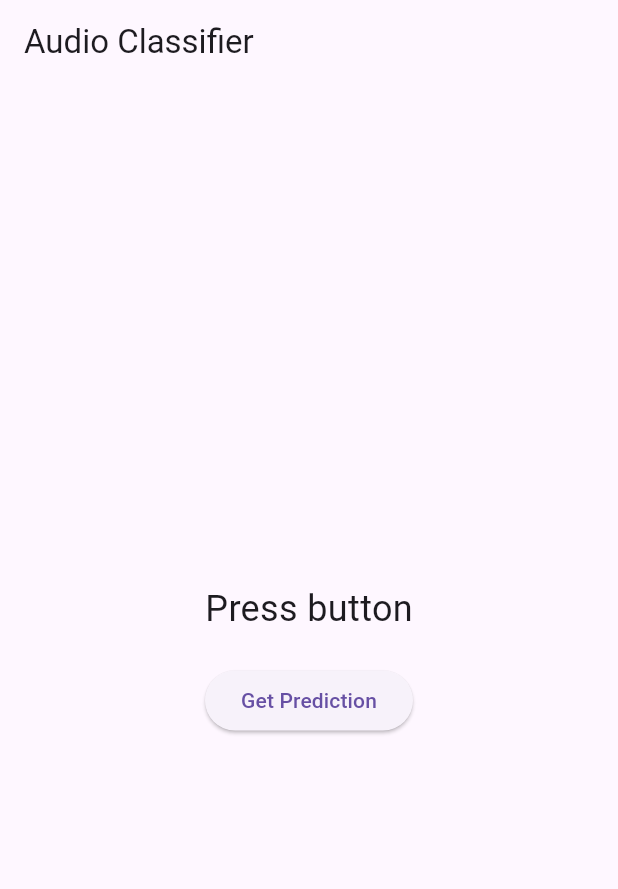
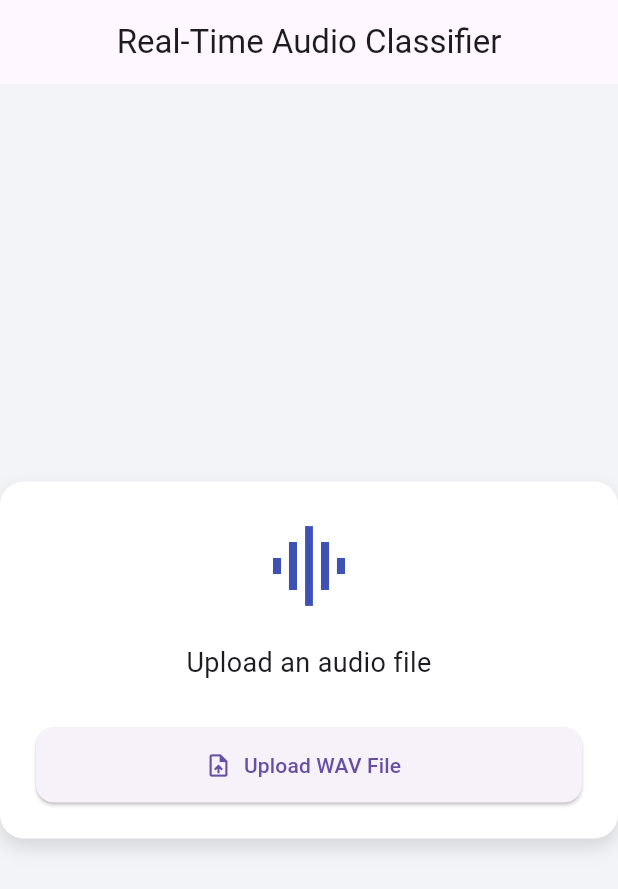
Before and after one commit to Sathmi1234/Audio-Classifier, a Flutter app: the screen it shows after launch, on a phone screen of 412 x 824 dp. Shown: the top 889 px of the screen. Run offline on Flutter 3.47's test engine with Material 3 defaults, Android fonts, the phone set to English and light mode, and no system bars; our stand-ins replace file_picker.

Commit message:
feat: Implement audio file upload in frontend

```diff
--- a/audio_classifier_app/lib/main.dart
+++ b/audio_classifier_app/lib/main.dart
@@ -1,6 +1,8 @@
+import 'dart:convert';
+import 'dart:typed_data';
 import 'package:flutter/material.dart';
+import 'package:file_picker/file_picker.dart';
 import 'package:http/http.dart' as http;
-import 'dart:convert';
 
 void main() {
   runApp(const MyApp());
@@ -11,8 +13,12 @@ class MyApp extends StatelessWidget {
 
   @override
   Widget build(BuildContext context) {
-    return const MaterialApp(
-      home: HomePage(),
+    return MaterialApp(
+      debugShowCheckedModeBanner: false,
+      theme: ThemeData(
+        primarySwatch: Colors.indigo,
+      ),
+      home: const HomePage(),
     );
   }
 }
@@ -25,35 +31,129 @@ class HomePage extends StatefulWidget {
 }
 
 class _HomePageState extends State<HomePage> {
-  String result = "Press button";
+  String result = "Upload an audio file";
+  bool isLoading = false;
+  String? error;
 
-  Future<void> getPrediction() async {
-    final response =
-        await http.get(Uri.parse("http://127.0.0.1:8000/predict"));
+  Future<void> pickAndUploadAudio() async {
+    setState(() {
+      isLoading = true;
+      error = null;
+      result = "Processing audio...";
+    });
 
-    final data = jsonDecode(response.body);
+    try {
+      final picked = await FilePicker.platform.pickFiles(
+        type: FileType.custom,
+        allowedExtensions: ['wav'],
+        withData: true,
+      );
+
+      if (picked == null) {
         setState(() {
-      result = data["prediction"];
+          isLoading = false;
+          result = "No file selected";
         });
+        return;
+      }
+
+      Uint8List audioBytes = picked.files.first.bytes!;
+      String fileName = picked.files.first.name;
+
+      var request = http.MultipartRequest(
+        'POST',
+        Uri.parse('http://127.0.0.1:8000/predict'),
+      );
+
+      request.files.add(
+        http.MultipartFile.fromBytes(
+          'file',
+          audioBytes,
+          filename: fileName,
+        ),
+      );
+
+      var response = await request.send();
+      var responseBody = await response.stream.bytesToString();
+      var data = jsonDecode(responseBody);
+
+      setState(() {
+        result = "Prediction: ${data['prediction']}";
+        isLoading = false;
+      });
+    } catch (e) {
+      setState(() {
+        error = "Something went wrong";
+        isLoading = false;
+      });
+    }
   }
 
   @override
   Widget build(BuildContext context) {
     return Scaffold(
-      appBar: AppBar(title: const Text("Audio Classifier")),
+      appBar: AppBar(
+        title: const Text("Real-Time Audio Classifier"),
+        centerTitle: true,
+      ),
       body: Center(
+        child: Container(
+          width: 420,
+          padding: const EdgeInsets.all(24),
+          decoration: BoxDecoration(
+            color: Colors.white,
+            borderRadius: BorderRadius.circular(16),
+            boxShadow: [
+              BoxShadow(
+                color: Colors.black12,
+                blurRadius: 10,
+                offset: Offset(0, 6),
+              ),
+            ],
+          ),
           child: Column(
-          mainAxisAlignment: MainAxisAlignment.center,
+            mainAxisSize: MainAxisSize.min,
             children: [
-            Text(result, style: const TextStyle(fontSize: 24)),
+              const Icon(Icons.graphic_eq, size: 64, color: Colors.indigo),
               const SizedBox(height: 20),
-            ElevatedButton(
-              onPressed: getPrediction,
-              child: const Text("Get Prediction"),
+
+              Text(
+                result,
+                textAlign: TextAlign.center,
+                style: const TextStyle(fontSize: 18),
+              ),
+
+              if (isLoading) ...[
+                const SizedBox(height: 20),
+                const CircularProgressIndicator(),
+              ],
+
+              if (error != null) ...[
+                const SizedBox(height: 20),
+                Text(
+                  error!,
+                  style: const TextStyle(color: Colors.red),
+                ),
+              ],
+
+              const SizedBox(height: 30),
+
+              ElevatedButton.icon(
+                onPressed: isLoading ? null : pickAndUploadAudio,
+                icon: const Icon(Icons.upload_file),
+                label: const Text("Upload WAV File"),
+                style: ElevatedButton.styleFrom(
+                  minimumSize: const Size(double.infinity, 50),
+                  shape: RoundedRectangleBorder(
+                    borderRadius: BorderRadius.circular(12),
+                  ),
+                ),
               ),
             ],
           ),
         ),
+      ),
+      backgroundColor: const Color(0xFFF2F4F8),
     );
   }
 }
--- a/audio_classifier_app/pubspec.yaml
+++ b/audio_classifier_app/pubspec.yaml
@@ -31,6 +31,8 @@ dependencies:
   flutter:
     sdk: flutter
   http: ^0.13.6
+  file_picker: ^6.1.1
+
 
 
   # The following adds the Cupertino Icons font to your application.
```
Also changed, not shown: audio_classifier_app/pubspec.lock. Lines whose indentation alone changed are shown as unchanged.
